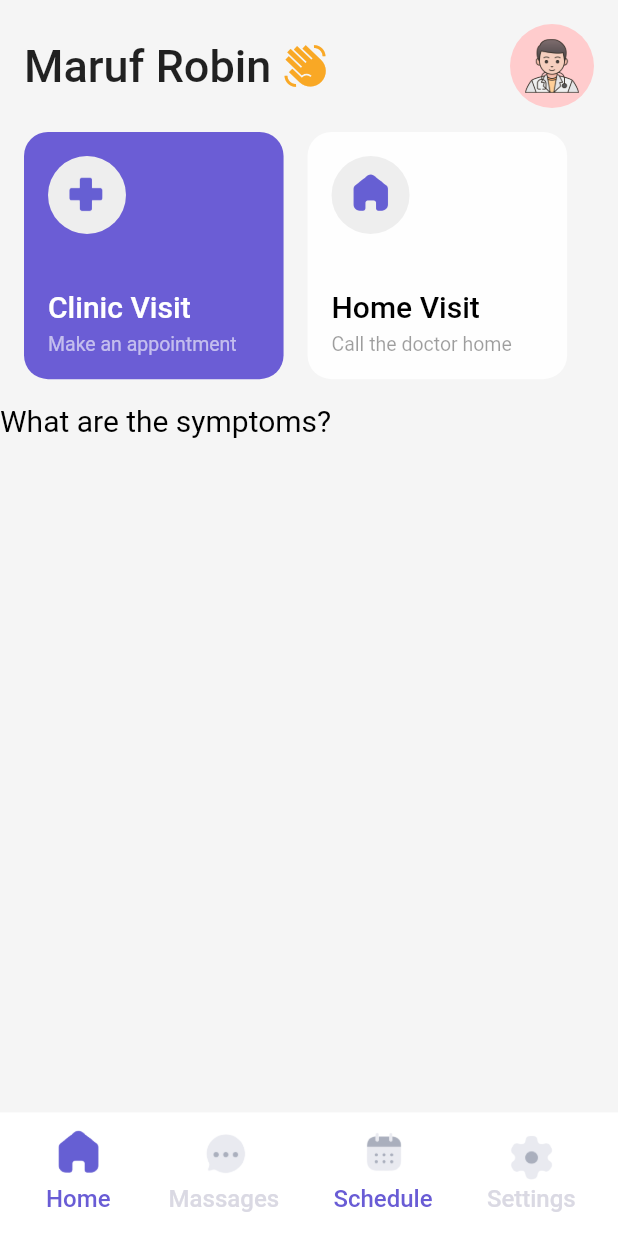
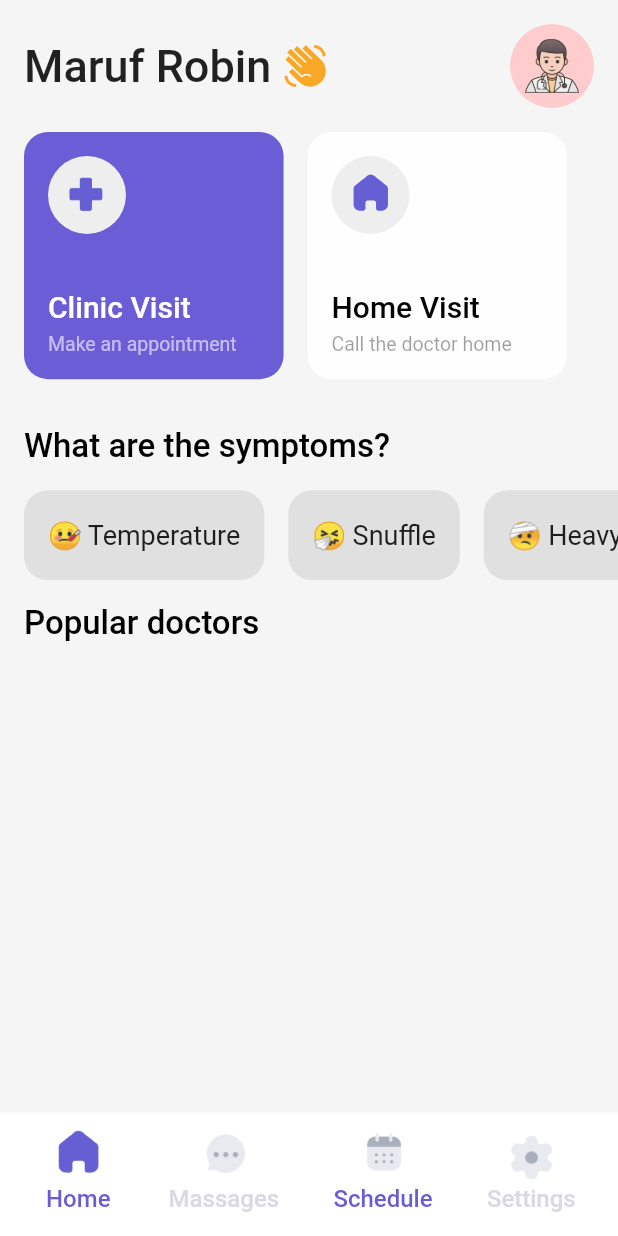
Before and after one commit to marufrobin/medical_app, a Flutter app: the screen it shows after launch, on a phone screen of 412 x 824 dp. Run offline on Flutter 3.47's test engine with Material 2 defaults, Android fonts, the phone set to English and light mode, and no system bars.

Commit message:
list view work after box done.

```diff
--- a/lib/home_page.dart
+++ b/lib/home_page.dart
@@ -1,7 +1,7 @@
 import 'package:flutter/material.dart';
 import 'package:medical_app/bottom_nav_bar.dart';
+import 'package:medical_app/widgets/list_view_after_box.dart';
 
-import 'model/list_view_after_box.dart';
 import 'model/model_data.dart';
 
 class HomePage extends StatelessWidget {
--- /dev/null
+++ b/lib/model/data_for_cause.dart
@@ -0,0 +1,18 @@
+class DataForCause {
+  String cause;
+  DataForCause(this.cause);
+
+  static List<DataForCause> genarateCause() {
+    return [
+      DataForCause("🤒 Temperature"),
+      DataForCause("🤧 Snuffle"),
+      DataForCause("🤕 Heavy Fiver"),
+      DataForCause("🤒 Temperature"),
+      DataForCause("🤧 Snuffle"),
+      DataForCause("🤕 Heavy Fiver"),
+      DataForCause("🤒 Temperature"),
+      DataForCause("🤧 Snuffle"),
+      DataForCause("🤕 Heavy Fiver"),
+    ];
+  }
+}
--- a/lib/model/list_view_after_box.dart
+++ /dev/null
@@ -1,17 +0,0 @@
-import 'package:flutter/material.dart';
-
-class ListViewOfAfterBox extends StatelessWidget {
-  const ListViewOfAfterBox({
-    Key? key,
-  }) : super(key: key);
-
-  @override
-  Widget build(BuildContext context) {
-    return Container(
-      child: Text(
-        "What are the symptoms?",
-        style: TextStyle(color: Colors.black, fontSize: 20),
-      ),
-    );
-  }
-}
--- /dev/null
+++ b/lib/widgets/list_view_after_box.dart
@@ -0,0 +1,53 @@
+import 'package:flutter/material.dart';
+import 'package:medical_app/model/data_for_cause.dart';
+
+class ListViewOfAfterBox extends StatelessWidget {
+  ListViewOfAfterBox({
+    Key? key,
+  }) : super(key: key);
+  var listUserData = DataForCause.genarateCause();
+
+  @override
+  Widget build(BuildContext context) {
+    return Column(crossAxisAlignment: CrossAxisAlignment.start, children: [
+      Container(
+        margin: EdgeInsets.all(16),
+        child: Text(
+          "What are the symptoms?",
+          style: TextStyle(
+              color: Colors.black, fontSize: 22, fontWeight: FontWeight.w500),
+        ),
+      ),
+      Container(
+        height: 60,
+        // color: Colors.grey.shade200,
+        child: ListView.builder(
+          scrollDirection: Axis.horizontal,
+          itemCount: listUserData.length,
+          itemBuilder: (context, index) {
+            return Container(
+              margin: EdgeInsets.only(left: 16),
+              padding: EdgeInsets.all(16),
+              decoration: BoxDecoration(
+                  color: Colors.grey.shade300,
+                  borderRadius: BorderRadius.circular(16)),
+              child: Center(
+                  child: Text(
+                "${listUserData[index].cause}",
+                style: TextStyle(fontSize: 18),
+              )),
+            );
+          },
+        ),
+      ),
+      Container(
+        margin: EdgeInsets.all(16),
+        child: Text(
+          "Popular doctors",
+          style: TextStyle(
+              color: Colors.black, fontSize: 22, fontWeight: FontWeight.w500),
+        ),
+      ),
+    ]);
+  }
+}
```
